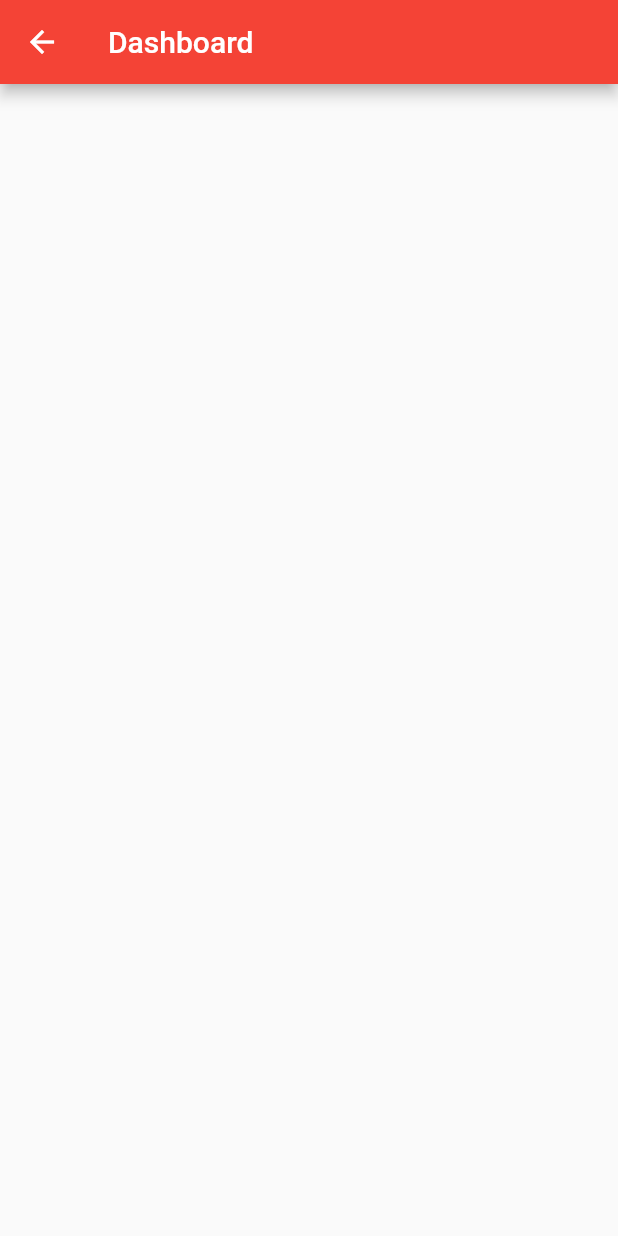
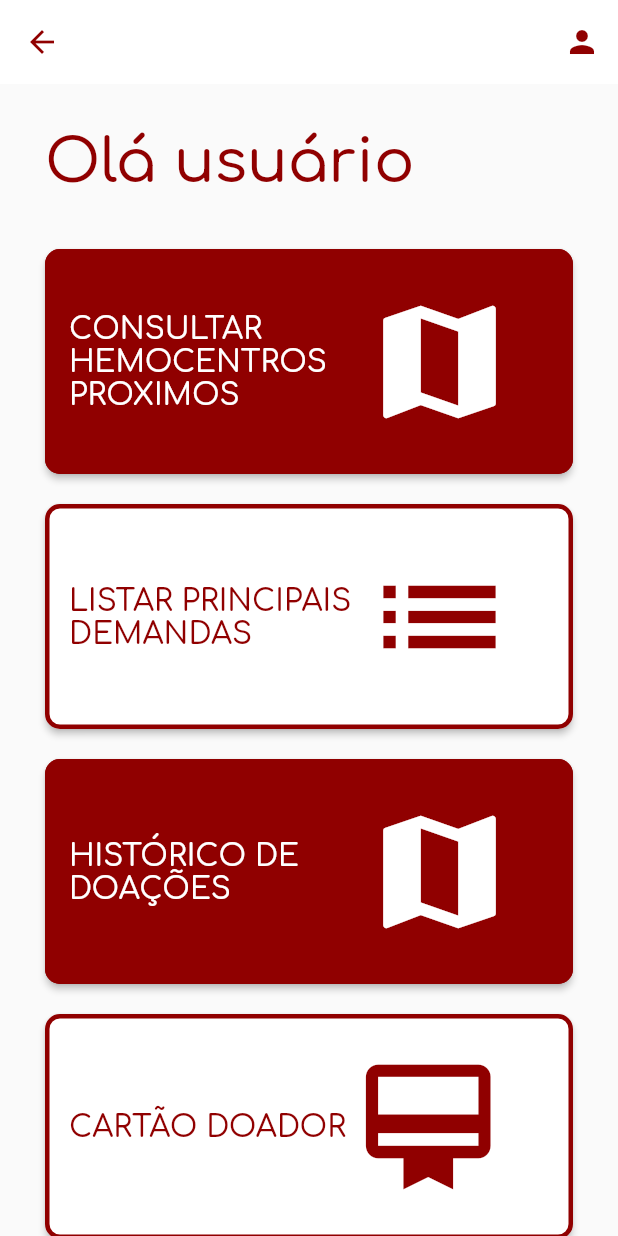
Before and after one commit to diegolrs/Hemobile, a Flutter app: the DashboardPage screen opened by its route, on a phone screen of 412 x 824 dp. Run offline on Flutter 3.47's test engine with Material 2 defaults, Android fonts, the phone set to English and light mode, and no system bars; our stand-ins replace localstorage.

Commit message:
Added dashboard and profile

```diff
--- /dev/null
+++ b/lib/configs/constants.dart
@@ -0,0 +1,3 @@
+import 'package:flutter/material.dart';
+
+final Color kAccentColor = Color.fromARGB(255, 144, 0, 0);
--- a/lib/pages/dashboard.dart
+++ /dev/null
@@ -1,19 +0,0 @@
-import 'package:flutter/material.dart';
-
-class DashboardPage extends StatefulWidget {
-  const DashboardPage({Key? key, required String title}) : super(key: key);
-
-  @override
-  _DashboardPageState createState() => _DashboardPageState();
-}
-
-class _DashboardPageState extends State<DashboardPage> {
-  @override
-  Widget build(BuildContext context) {
-    return Scaffold(
-      appBar: AppBar(
-        title: Text('Dashboard'),
-      ),
-    );
-  }
-}
--- /dev/null
+++ b/lib/pages/dashboard/DashCard.dart
@@ -0,0 +1,92 @@
+import 'package:flutter/material.dart';
+
+enum DashCardType { Dark, Light }
+
+class DashCard extends StatelessWidget {
+  final DashCardType type;
+  final String text;
+  final IconData icon;
+  final void Function()? onPressed;
+
+  const DashCard(
+      {Key? key,
+      this.type = DashCardType.Dark,
+      required this.text,
+      required this.icon,
+      this.onPressed})
+      : super(key: key);
+
+  @override
+  Widget build(BuildContext context) {
+    ButtonStyle _buttonStyle = ButtonStyle(
+      overlayColor: MaterialStateProperty.all<Color>(
+        type == DashCardType.Dark
+            ? Colors.white.withOpacity(0.2)
+            : Theme.of(context).accentColor.withOpacity(0.2),
+      ),
+      foregroundColor: MaterialStateProperty.all<Color>(
+          type == DashCardType.Dark
+              ? Colors.white
+              : Theme.of(context).accentColor),
+      backgroundColor: MaterialStateProperty.all<Color>(
+          type == DashCardType.Dark
+              ? Theme.of(context).accentColor
+              : Colors.white),
+      shape: MaterialStateProperty.all<RoundedRectangleBorder>(
+        RoundedRectangleBorder(
+          borderRadius: BorderRadius.all(
+            Radius.circular(10),
+          ),
+          side: BorderSide(
+            width: 3,
+            color: Theme.of(context).accentColor,
+          ),
+        ),
+      ),
+    );
+
+    return Padding(
+      padding: EdgeInsets.only(
+        left: 30,
+        right: 30,
+        bottom: 5,
+        top: 5,
+      ),
+      child: Container(
+        width: 900,
+        height: 150,
+        child: ElevatedButton(
+          style: _buttonStyle,
+          onPressed: onPressed,
+          child: Row(
+            children: [
+              Flexible(
+                flex: 6,
+                child: Text(
+                  text,
+                  style: TextStyle(
+                    fontSize: 20,
+                    fontFamily: 'Comfortaa',
+                  ),
+                ),
+              ),
+              Flexible(
+                flex: 1,
+                child: SizedBox(
+                  width: 5,
+                ),
+              ),
+              Flexible(
+                flex: 3,
+                child: Icon(
+                  icon,
+                  size: 100,
+                ),
+              ),
+            ],
+          ),
+        ),
+      ),
+    );
+  }
+}
--- /dev/null
+++ b/lib/pages/dashboard/dashboard.dart
@@ -0,0 +1,107 @@
+import 'package:flutter/material.dart';
+import 'package:hemobile/pages/dashboard/DashCard.dart';
+
+class DashboardPage extends StatefulWidget {
+  const DashboardPage({Key? key, required String title}) : super(key: key);
+
+  @override
+  _DashboardPageState createState() => _DashboardPageState();
+}
+
+class _DashboardPageState extends State<DashboardPage> {
+  @override
+  Widget build(BuildContext context) {
+    return Scaffold(
+      appBar: AppBar(
+        backgroundColor: Colors.white,
+        iconTheme: IconThemeData(
+          color: Theme.of(context).accentColor,
+        ),
+        shadowColor: Colors.transparent,
+        actions: [
+          IconButton(
+            onPressed: () {
+              Navigator.pushNamed(
+                context,
+                '/profile',
+              );
+            },
+            icon: Icon(Icons.person),
+          )
+        ],
+      ),
+      body: Column(
+        children: [
+          Padding(
+            padding: EdgeInsets.all(30),
+            child: SizedBox(
+              width: 900,
+              child: Text(
+                'Olá usuário',
+                textAlign: TextAlign.start,
+                style: TextStyle(
+                  fontSize: 40,
+                  color: Theme.of(context).accentColor,
+                  fontWeight: FontWeight.w300,
+                  fontFamily: 'Comfortaa',
+                ),
+              ),
+            ),
+          ),
+          Expanded(
+            child: ListView(
+              children: [
+                DashCard(
+                  text: 'CONSULTAR HEMOCENTROS PROXIMOS',
+                  icon: Icons.map,
+                  onPressed: () => Navigator.pushNamed(
+                    context,
+                    '/hemocentros',
+                  ),
+                ),
+                SizedBox(
+                  height: 10,
+                ),
+                DashCard(
+                  text: 'LISTAR PRINCIPAIS DEMANDAS',
+                  icon: Icons.list,
+                  type: DashCardType.Light,
+                  onPressed: () => Navigator.pushNamed(
+                    context,
+                    '/demands',
+                  ),
+                ),
+                SizedBox(
+                  height: 10,
+                ),
+                DashCard(
+                  text: 'HISTÓRICO DE DOAÇÕES',
+                  icon: Icons.map,
+                  onPressed: () => Navigator.pushNamed(
+                    context,
+                    '/history',
+                  ),
+                ),
+                SizedBox(
+                  height: 10,
+                ),
+                DashCard(
+                  text: 'CARTÃO DOADOR',
+                  icon: Icons.card_membership,
+                  type: DashCardType.Light,
+                  onPressed: () => Navigator.pushNamed(
+                    context,
+                    '/demands',
+                  ),
+                ),
+                SizedBox(
+                  height: 10,
+                ),
+              ],
+            ),
+          )
+        ],
+      ),
+    );
+  }
+}
```
Also changed, not shown: lib/main.dart (+27 -10 lines), lib/pages/demands.dart (added, +21 -0 lines), lib/pages/history/history.dart (renamed from lib/pages/history.dart, +13 -1 lines), lib/pages/list.dart (deleted, +0 -15 lines), lib/pages/profile.dart (deleted, +0 -15 lines), lib/pages/profile/ProfileBottomRow.dart (added, +27 -0 lines), lib/pages/profile/ProfileButton.dart (added, +34 -0 lines), lib/pages/profile/ProfileCard.dart (added, +50 -0 lines), lib/pages/profile/ProfileData.dart (added, +24 -0 lines), lib/pages/profile/ProfileDataLine.dart (added, +33 -0 lines), lib/pages/profile/profile.dart (added, +39 -0 lines), assets/images/blood-cells.png (added).
